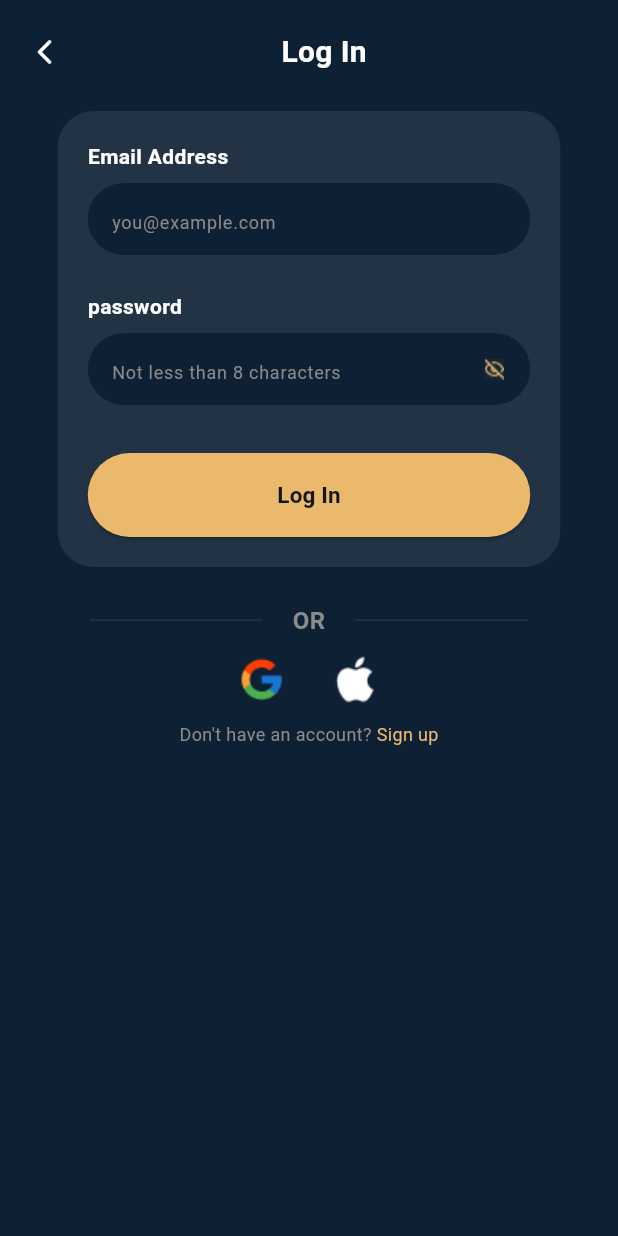
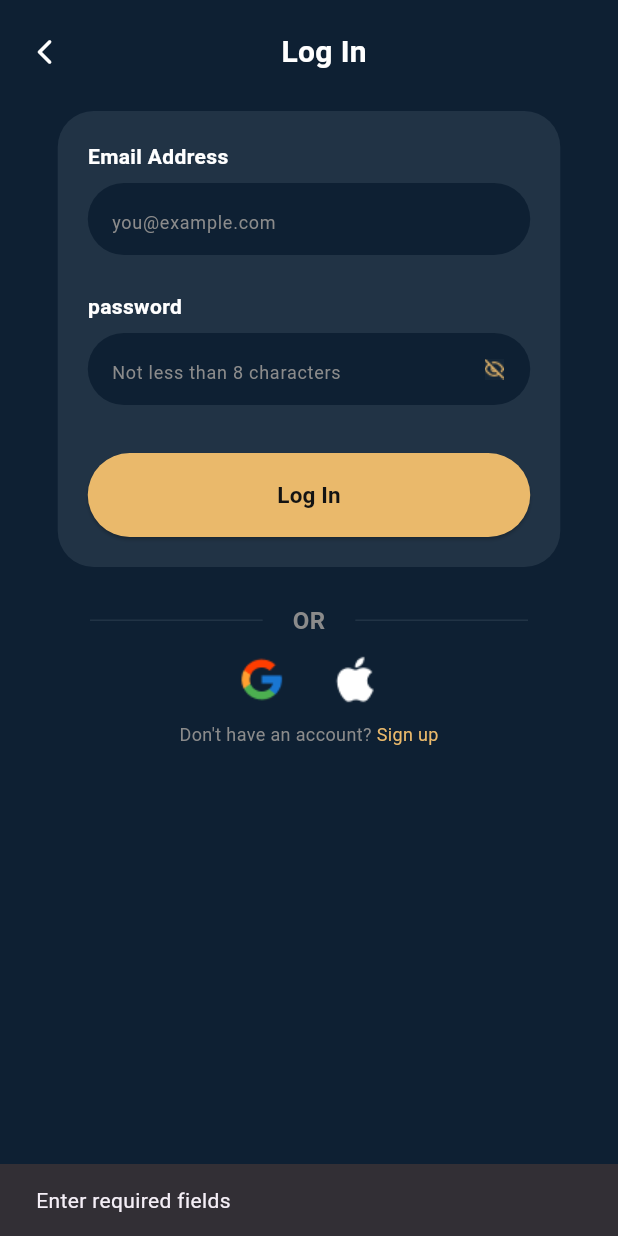
Before and after one commit to WinnieKosy/metrdevX, a Flutter app: the screen it shows after launch, after a tap on "Log In", on a phone screen of 412 x 824 dp. Run offline on Flutter 3.47's test engine with Material 2 defaults, Android fonts, the phone set to English and light mode, and no system bars; our stand-ins replace bloc, flutter_bloc.

Commit message:
new commit

```diff
--- a/lib/features/auth/bloc/auth_bloc.dart
+++ b/lib/features/auth/bloc/auth_bloc.dart
@@ -9,19 +9,24 @@ class AuthBloc extends Bloc<AuthEvent, AuthState> {
   AuthBloc(this._authRepository) : super(AuthState()) {
     on<AuthEventLogin>((event, emit) async {
       try {
+        if(state.isLoading){
+          return;
+        }
         emit(state.copyWith(status: true));
         final authData = await _authRepository.getLogin(
-            email: state.email ?? '', password: state.password ?? '');
-        print('ggg');
+          email: state.email ?? '',
+          password: state.password ?? '',
+        );
+        emit(state.copyWith(status: false));
         if (authData != null) {
           emit(state.copyWith(loginState: LoginState.success));
-          print('yyy');
         } else {
           emit(state.copyWith(loginState: LoginState.failure));
-          print('fff');
         }
       } catch (e) {
-        emit(state.copyWith(loginState: LoginState.failure));
+        emit(state.copyWith(status: false));
+        emit(state.copyWith(
+            loginState: LoginState.failure, errorMessage: e.toString()));
       }
     });
 
--- a/lib/features/auth/bloc/auth_state.dart
+++ b/lib/features/auth/bloc/auth_state.dart
@@ -5,18 +5,32 @@ enum LoginState { success, failure }
 class AuthState {
   final String? email;
   final String? password;
-  final bool status;
+  final bool isLoading;
   final LoginState? loginState;
+  final String? errorMessage;
 
-  AuthState({this.password, this.email, this.status = false, this.loginState});
+  AuthState({
+    this.password,
+    this.email,
+    this.isLoading = false,
+    this.loginState,
+    this.errorMessage,
+  });
 
-  AuthState copyWith(
-      {String? email, String? password, bool? status, LoginState? loginState}) {
+  AuthState copyWith({
+    String? email,
+    String? password,
+    bool? status,
+    LoginState? loginState,
+    String? errorMessage,
+  }) {
     return AuthState(
-        email: email ?? this.email,
-        password: password ?? this.password,
-        status: status ?? this.status,
-        loginState: loginState ?? this.loginState);
+      errorMessage: errorMessage ?? this.errorMessage,
+      email: email ?? this.email,
+      password: password ?? this.password,
+      isLoading: status ?? this.isLoading,
+      loginState: loginState ?? this.loginState,
+    );
   }
 
   bool get showButton {
--- a/lib/features/auth/data/repository/auth_repo_impl.dart
+++ b/lib/features/auth/data/repository/auth_repo_impl.dart
@@ -6,18 +6,28 @@ import 'package:metrdev/service/app_exception.dart';
 class AuthRepository {
   final url = 'http://vbatest.metrdev.com:2472/api/v1/signin';
 
-  Future<dynamic> getLogin(
-      {required String email, required String password}) async {
+  Future<dynamic> getLogin({
+    required String email,
+    required String password,
+  }) async {
     try {
-      final response = await http
-          .post(Uri.parse(url), body: {"email": email, "password": password});
+      var map = jsonEncode({"email": email, "password": password});
+      final response = await http.post(Uri.parse(url), body: map, headers: {
+        "Content-type": "application/json",
+      });
+      final data = response.body;
+      final decodedBody = json.decode(data);
+      print(decodedBody);
       if (response.statusCode == 200) {
-        final data = response.body;
-        final decodedBody = json.decode(data);
         return decodedBody;
+      } else {
+        throw Failure(message: decodedBody['message']);
       }
+    } on Failure catch(e){
+      print(e.message);
+      rethrow;
     } catch (e) {
-      throw Failure(message: 'Something went wrong');
+      rethrow;
     }
   }
 }
--- a/lib/features/auth/view/page/login.dart
+++ b/lib/features/auth/view/page/login.dart
@@ -7,7 +7,11 @@ class LoginScreen extends StatelessWidget {
 
   @override
   Widget build(BuildContext context) {
-    return Scaffold(
+    return GestureDetector(
+      onTap: () {
+        FocusScope.of(context).unfocus();
+      },
+      child: Scaffold(
         backgroundColor: const Color(0xff0E2033),
         body: BlocProvider(
           create: (_) => AuthBloc(context.read()),
@@ -15,10 +19,19 @@ class LoginScreen extends StatelessWidget {
             child: BlocListener<AuthBloc, AuthState>(
               listener: (context, state) {
                 if (state.loginState == LoginState.success) {
-                Navigator.pushNamed(context, '/home');
+                  Navigator.pushReplacementNamed(context, '/home');
+                } else if (state.loginState == LoginState.failure) {
+                  ScaffoldMessenger.of(context).showSnackBar(
+                    SnackBar(
+                      content: Text(
+                        state.errorMessage ?? 'something went wrong',
+                      ),
+                    ),
+                  );
                 }
               },
-            child: BlocBuilder<AuthBloc, AuthState>(builder: (context, state) {
+              child:
+                  BlocBuilder<AuthBloc, AuthState>(builder: (context, state) {
                 return Padding(
                   padding: const EdgeInsets.all(20.0),
                   child: SingleChildScrollView(
@@ -147,20 +160,41 @@ class LoginScreen extends StatelessWidget {
                                 width: 295,
                                 child: ElevatedButton(
                                   style: ElevatedButton.styleFrom(
-                                        backgroundColor:
-                                            const Color(0xffEAB96B)),
+                                      backgroundColor: const Color(0xffEAB96B)),
                                   onPressed: () {
+                                    FocusScope.of(context).unfocus();
+                                    if(state.showButton){
                                       context
                                           .read<AuthBloc>()
                                           .add(AuthEventLogin());
+                                    }else{
+                                      ScaffoldMessenger.of(context).showSnackBar(
+                                        const SnackBar(
+                                          content: Text(
+                                            "Enter required fields",
+                                          ),
+                                        ),
+                                      );
+                                    }
+
                                   },
-                                    child: const Text(
+                                  child: state.isLoading?const Center(
+                                    child: SizedBox(
+                                      height: 30,
+                                      width: 30,
+                                      child: CircularProgressIndicator(
+                                        valueColor: AlwaysStoppedAnimation(Colors.white),
+                                      ),
+                                    ),
+                                  ):const Text(
                                     'Log In',
                                     style: TextStyle(
                                         color: Color(0xff131313),
                                         fontWeight: FontWeight.w600,
                                         fontSize: 15),
-                                    ))),
+                                  ),
+                                ),
+                              ),
                             ],
                           ),
                         ),
@@ -189,7 +223,8 @@ class LoginScreen extends StatelessWidget {
                               SizedBox(
                                 width: 20,
                               ),
-                            Expanded(child: Divider(color: Color(0xff213345))),
+                              Expanded(
+                                  child: Divider(color: Color(0xff213345))),
                             ],
                           ),
                         ),
@@ -236,6 +271,7 @@ class LoginScreen extends StatelessWidget {
             ),
           ),
         ),
+      ),
     );
   }
 }
--- a/lib/service/app_exception.dart
+++ b/lib/service/app_exception.dart
@@ -1,4 +1,8 @@
 class Failure {
   String message;
   Failure({required this.message});
+  @override
+  String toString() {
+    return message;
+  }
 }
```
Lines whose indentation alone changed are shown as unchanged.
